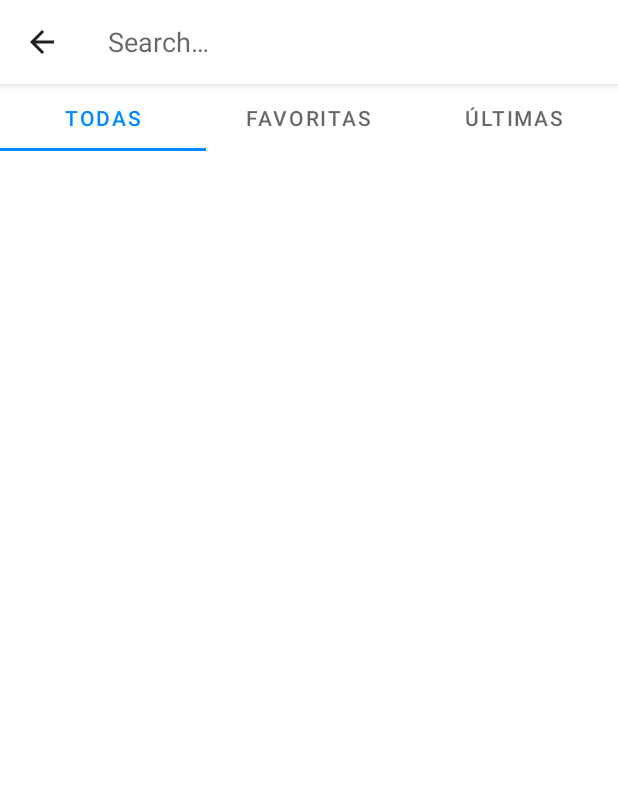
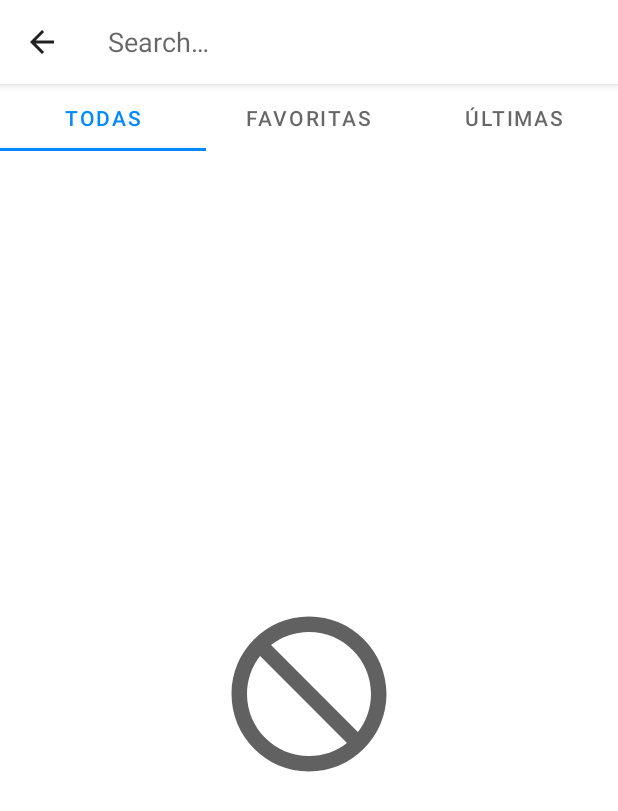
Before and after one commit to layonmartins/MusicCifra, an Android app: the MainActivity screen opened directly, with no data from a screen before it, after a tap on "Search", on a phone screen of 412 x 824 dp. Shown: the top 811 px of the screen. Run offline under Robolectric (Android 15) with nearby library versions, the phone set to English and light mode, and no system bars; plain views replace MaterialAutoCompleteTextView.

Commit message:
fix bug on filter recyclerView

```diff
--- a/app/build.gradle
+++ b/app/build.gradle
@@ -10,7 +10,7 @@ android {
     defaultConfig {
         applicationId "com.example.musiccifra"
         minSdkVersion 16
-        targetSdkVersion 30
+        targetSdkVersion 29
         versionCode 1
         versionName "1.0"
 
--- a/app/src/main/java/com/example/musiccifra/activity/MainActivity.kt
+++ b/app/src/main/java/com/example/musiccifra/activity/MainActivity.kt
@@ -69,21 +69,6 @@ class MainActivity : AppCompatActivity() {
         //Populate the Global Adapter
         allMusicAdapter = AllMusicAdapter(musics)
 
-        //TODO Remove the etText AutoComplete
-        /*val adapter = ArrayAdapter<Music>(this, android.R.layout.simple_dropdown_item_1line, musics)
-        etText.setAdapter(adapter)
-        etText.setOnItemClickListener(OnItemClickListener { parent, view, position, id ->
-
-            //TODO create a util method to call the PdfViewActivity
-            val intent = Intent(this, PdfViewActivity::class.java)
-            //URI should be like: content://0@media/external/file/2792
-            val music = adapter.getItem(position)
-            Log.d("layon.f", "AutoComplite clicked name: ${music?.name} uri: ${music?.uri}")
-            intent.putExtra("URI", music?.uri.toString())
-            startActivity(intent)
-        })*/
-
-
         //configute the music tabs
         setupTabs()
     }
@@ -112,6 +97,7 @@ class MainActivity : AppCompatActivity() {
     // function to request the permission to de user
     fun requestPermissionForReadExtertalStorage() {
         try {
+            Log.d("layon.f", "requestPermissionForReadExtertalStorage()")
             ActivityCompat.requestPermissions(
                 this, arrayOf(Manifest.permission.READ_EXTERNAL_STORAGE),
                 READ_STORAGE_PERMISSION_REQUEST_CODE
@@ -134,7 +120,8 @@ class MainActivity : AppCompatActivity() {
         searchView?.setOnQueryTextListener(object : SearchView.OnQueryTextListener {
 
             override fun onQueryTextSubmit(query: String?): Boolean {
-                TODO("Not yet implemented")
+                allMusicAdapter.myFilter.filter(query)
+                return false
             }
 
             override fun onQueryTextChange(newText: String?): Boolean {
--- a/app/src/main/java/com/example/musiccifra/adapter/AllMusicAdapter.kt
+++ b/app/src/main/java/com/example/musiccifra/adapter/AllMusicAdapter.kt
@@ -17,7 +17,9 @@ import com.example.musiccifra.model.Music
 class AllMusicAdapter(private val dataSet: MutableList<Music>) :
         RecyclerView.Adapter<AllMusicAdapter.ViewHolder>(), Filterable {
 
-    var dataSetAll = dataSet
+    //create a copy of dataSet, so dataSetAll always will have the list of all musics
+    //this is need because the dataSet can be filtered by searchView
+    var dataSetAll = dataSet.toMutableList()
 
     /**
      * Provide a reference to the type of views that you are using
@@ -84,6 +86,7 @@ class AllMusicAdapter(private val dataSet: MutableList<Music>) :
 
 
     override fun getFilter(): Filter? {
+        Log.d("layon.f", "getFilter()")
         return myFilter
     }
 
@@ -91,8 +94,12 @@ class AllMusicAdapter(private val dataSet: MutableList<Music>) :
 
         //Automatic on background thread
         override fun performFiltering(charSequence: CharSequence): FilterResults {
+            Log.d("layon.f", "performFiltering(CharSequence: $charSequence)")
             val filteredList: MutableList<Music> = ArrayList()
-            if (charSequence == null || charSequence.length == 0) {
+
+            //filteredList.addAll(dataSetAll)
+            /*if (charSequence != null) {
+                for (music in dataSetAll) { /*if (charSequence == null || charSequence.length == 0) {
                 filteredList.addAll(dataSetAll)
             } else {
                 for (music in dataSetAll) {
@@ -100,7 +107,24 @@ class AllMusicAdapter(private val dataSet: MutableList<Music>) :
                         filteredList.add(music)
                     }
                 }
+            }*/
+                    if (music.name.toLowerCase().contains(charSequence.toString().toLowerCase())) {
+                        filteredList.add(music)
+                    }
+                }
+            }*/
+
+            if (charSequence == null || charSequence.length == 0) {
+                filteredList.addAll(dataSetAll)
+            } else {
+                for (music in dataSetAll) {
+                    if (music.name.toLowerCase().contains(charSequence.toString().toLowerCase())) {
+                        Log.d("layon.f", "filteredList.add($music)")
+                        filteredList.add(music)
+                    }
+                }
             }
+
             val filterResults = FilterResults()
             filterResults.values = filteredList
             return filterResults
@@ -108,8 +132,13 @@ class AllMusicAdapter(private val dataSet: MutableList<Music>) :
 
         //Automatic on UI thread
         override fun publishResults(charSequence: CharSequence, filterResults: FilterResults) {
+            Log.d("layon.f", "publishResults(CharSequence: $charSequence, FilterResults: $filterResults)")
+            for (music in filterResults.values as Collection<Music>) {
+                Log.d("layon.f", "filter musics: $music")
+            }
             dataSet.clear()
             dataSet.addAll(filterResults.values as Collection<Music>)
+            Log.d("layon.f", "filter musics size: ${(filterResults.values as Collection<Music>).size}")
             notifyDataSetChanged()
         }
     }
--- a/app/src/main/java/com/example/musiccifra/fragment/OneFragment.kt
+++ b/app/src/main/java/com/example/musiccifra/fragment/OneFragment.kt
@@ -28,12 +28,12 @@ class OneFragment : Fragment() {
     override fun onResume() {
         super.onResume()
 
+        //if the music is empty
+        if ((activity as MainActivity).musics.isNotEmpty()) {
+            //disable the img
+            imgEmpty.visibility = View.GONE
             //get the recyclerView
             val recyclerView = recyclerViewOne
-        //get the list of music
-        //TODO create a static class ResourceUtils that get the list of music from sdcard/Download/PATHMUSICS
-        //create a example test list
-
             //set the adapter
             recyclerView.adapter = (activity as MainActivity).allMusicAdapter
             //set layout manager
@@ -43,6 +43,9 @@ class OneFragment : Fragment() {
             val dividerItemDecoration = DividerItemDecoration(recyclerView.context,
                     layoutManager.orientation)
             recyclerView.addItemDecoration(dividerItemDecoration)
+        } else {
+            imgEmpty.visibility = View.VISIBLE
+        }
     }
 
     companion object {
--- /dev/null
+++ b/app/src/main/res/drawable/ic_baseline_not_interested_124.xml
@@ -0,0 +1,5 @@
+<vector android:height="124dp" android:tint="#616161"
+    android:viewportHeight="24" android:viewportWidth="24"
+    android:width="124dp" xmlns:android="http://schemas.android.com/apk/res/android">
+    <path android:fillColor="@android:color/white" android:pathData="M12,2C6.48,2 2,6.48 2,12s4.48,10 10,10 10,-4.48 10,-10S17.52,2 12,2zM12,20c-4.42,0 -8,-3.58 -8,-8 0,-1.85 0.63,-3.55 1.69,-4.9L16.9,18.31C15.55,19.37 13.85,20 12,20zM18.31,16.9L7.1,5.69C8.45,4.63 10.15,4 12,4c4.42,0 8,3.58 8,8 0,1.85 -0.63,3.55 -1.69,4.9z"/>
+</vector>
--- a/app/src/main/res/layout/fragment_one.xml
+++ b/app/src/main/res/layout/fragment_one.xml
@@ -1,5 +1,6 @@
 <?xml version="1.0" encoding="utf-8"?>
-<LinearLayout xmlns:android="http://schemas.android.com/apk/res/android"
+<androidx.constraintlayout.widget.ConstraintLayout xmlns:android="http://schemas.android.com/apk/res/android"
+    xmlns:app="http://schemas.android.com/apk/res-auto"
     android:layout_width="match_parent"
     android:layout_height="match_parent">
 
@@ -7,5 +8,23 @@
     <androidx.recyclerview.widget.RecyclerView
         android:id="@+id/recyclerViewOne"
         android:layout_width="match_parent"
-        android:layout_height="match_parent" />
-</LinearLayout>
+        android:layout_height="match_parent"
+        app:layout_constraintBottom_toBottomOf="parent"
+        app:layout_constraintEnd_toEndOf="parent"
+        app:layout_constraintHorizontal_bias="0.5"
+        app:layout_constraintStart_toStartOf="parent"
+        app:layout_constraintTop_toTopOf="parent" />
+
+    <ImageView
+        android:id="@+id/imgEmpty"
+        android:layout_width="wrap_content"
+        android:layout_height="wrap_content"
+        app:layout_constraintBottom_toBottomOf="parent"
+        app:layout_constraintEnd_toEndOf="parent"
+        app:layout_constraintHorizontal_bias="0.5"
+        app:layout_constraintStart_toStartOf="parent"
+        app:layout_constraintTop_toTopOf="parent"
+        app:srcCompat="@drawable/ic_baseline_not_interested_124" />
+
+
+</androidx.constraintlayout.widget.ConstraintLayout>
```
Also changed, not shown: app/src/main/res/layout/fragment_three.xml (+20 -5 lines), app/src/main/res/layout/fragment_two.xml (+20 -5 lines). Lines whose indentation alone changed are shown as unchanged.
